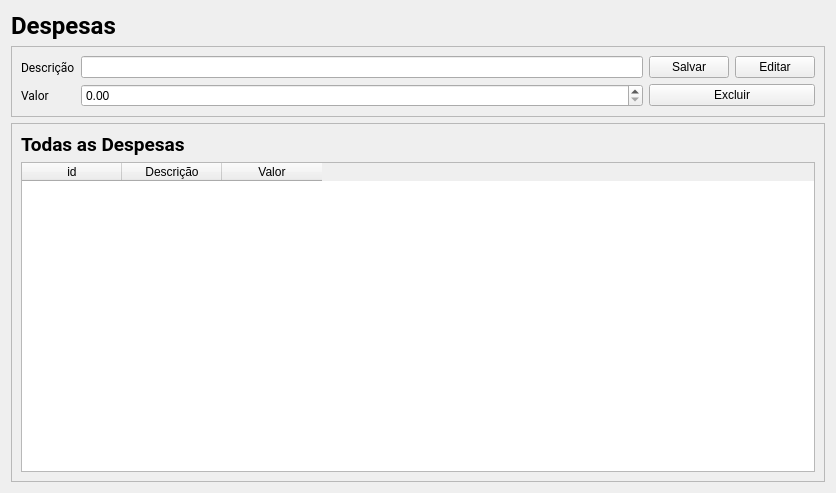
This is view/despesa.ui in PedroGregori/Sistema_Financeiro_Pessoal--SENAC_BA-2022 as Qt 5 draws it before an edit. The edited form follows.
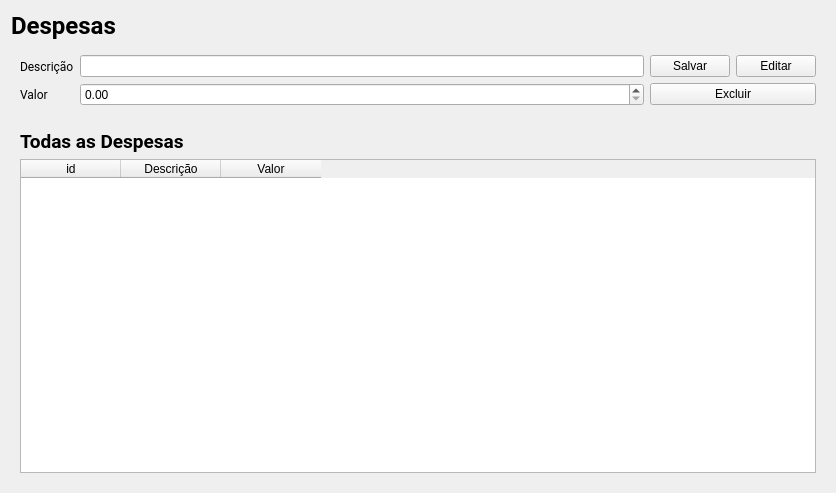
This is the edited form.

The edit to the form file:
```diff
--- a/view/despesa.ui
+++ b/view/despesa.ui
@@ -32,7 +32,7 @@
    <item>
     <widget class="QFrame" name="frame">
      <property name="frameShape">
-      <enum>QFrame::StyledPanel</enum>
+      <enum>QFrame::NoFrame</enum>
      </property>
      <property name="frameShadow">
       <enum>QFrame::Raised</enum>
@@ -109,7 +109,7 @@
    <item>
     <widget class="QFrame" name="frame_2">
      <property name="frameShape">
-      <enum>QFrame::StyledPanel</enum>
+      <enum>QFrame::NoFrame</enum>
      </property>
      <property name="frameShadow">
       <enum>QFrame::Raised</enum>
```
